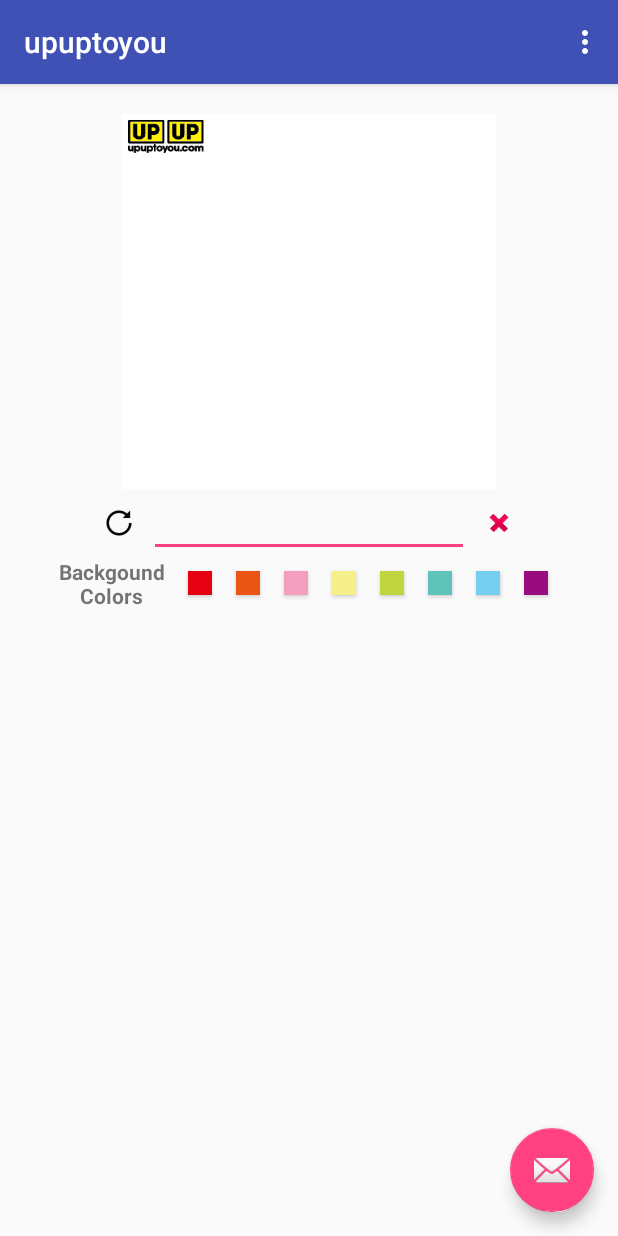
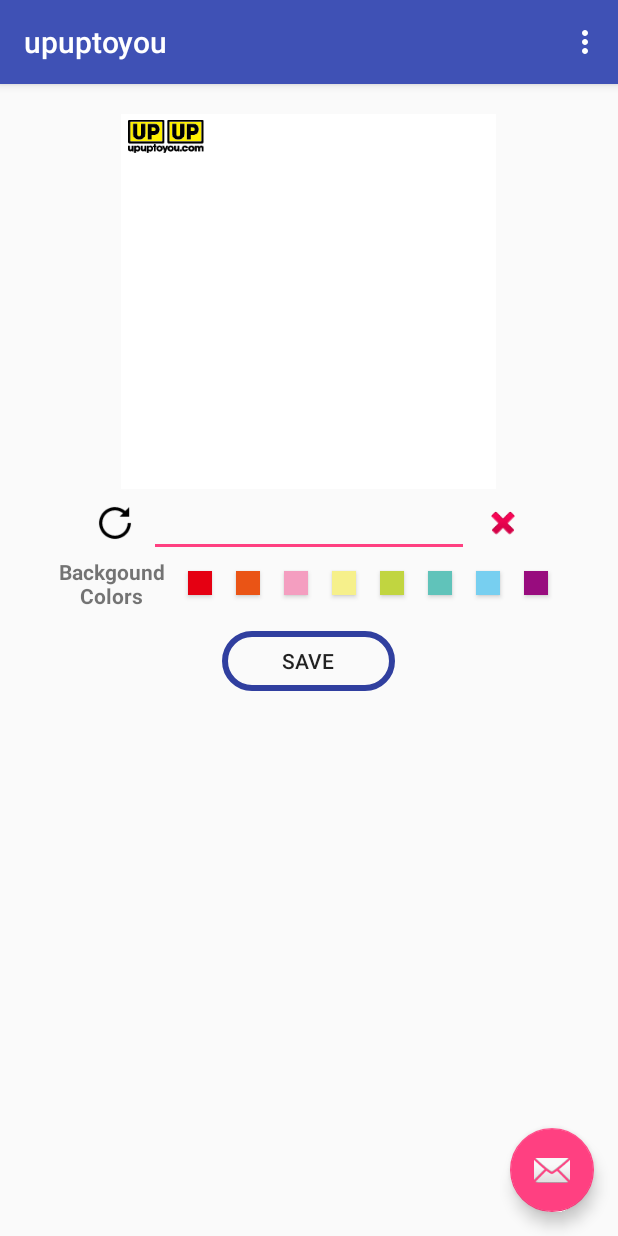
Before and after one commit to x1155665/2U2U, an Android app: the screen it shows after launch (MainActivity), on a phone screen of 412 x 824 dp. Run offline under Robolectric (Android 15) with nearby library versions, the phone set to English and light mode, and no system bars; Roboto replaces fonts that are not available here; 1 statement that could not run was skipped.

Commit message:
add save button

```diff
--- a/app/src/main/java/com/zir/upuptoyou/MainActivity.java
+++ b/app/src/main/java/com/zir/upuptoyou/MainActivity.java
@@ -33,8 +33,10 @@ public class MainActivity extends AppCompatActivity {
     protected Button color6_btn;
     protected Button color7_btn;
     protected Button color8_btn;
+    protected Button save_btn;
 
     final int WRITE_EXTERNAL_STORAGE_REQUEST = 1;
+
     @Override
     protected void onCreate(Bundle savedInstanceState) {
         super.onCreate(savedInstanceState);
@@ -52,7 +54,7 @@ public class MainActivity extends AppCompatActivity {
         color6_btn = (Button) findViewById(R.id.color6_btn);
         color7_btn = (Button) findViewById(R.id.color7_btn);
         color8_btn = (Button) findViewById(R.id.color8_btn);
-
+        save_btn = (Button) findViewById(R.id.save_btn);
 
         setSupportActionBar(toolbar);
 
@@ -66,16 +68,18 @@ public class MainActivity extends AppCompatActivity {
 /*                Snackbar.make(view, "Replace with your own action", Snackbar.LENGTH_LONG)
                         .setAction("Action", null).show();*/
 
-                save();
+
             }
         });
 
         editText.addTextChangedListener(new TextWatcher() {
             @Override
-            public void beforeTextChanged(CharSequence charSequence, int i, int i1, int i2) {}
+            public void beforeTextChanged(CharSequence charSequence, int i, int i1, int i2) {
+            }
 
             @Override
-            public void onTextChanged(CharSequence charSequence, int i, int i1, int i2) {}
+            public void onTextChanged(CharSequence charSequence, int i, int i1, int i2) {
+            }
 
             @Override
             public void afterTextChanged(Editable editable) {
@@ -94,6 +98,13 @@ public class MainActivity extends AppCompatActivity {
             @Override
             public void onClick(View view) {
                 drawView.refresh();
+            }
+        });
+
+        save_btn.setOnClickListener(new View.OnClickListener() {
+            @Override
+            public void onClick(View view) {
+                save();
             }
         });
 
@@ -170,12 +181,12 @@ public class MainActivity extends AppCompatActivity {
         return super.onOptionsItemSelected(item);
     }
 
-    public void save(){
+    public void save() {
         //Permission
         int permissionCheck = ContextCompat.checkSelfPermission(this, Manifest.permission.WRITE_EXTERNAL_STORAGE);
-        if(permissionCheck!= PackageManager.PERMISSION_GRANTED){
-            ActivityCompat.requestPermissions(this , new String[]{Manifest.permission.WRITE_EXTERNAL_STORAGE}, WRITE_EXTERNAL_STORAGE_REQUEST);
-        }else
+        if (permissionCheck != PackageManager.PERMISSION_GRANTED) {
+            ActivityCompat.requestPermissions(this, new String[]{Manifest.permission.WRITE_EXTERNAL_STORAGE}, WRITE_EXTERNAL_STORAGE_REQUEST);
+        } else
             drawView.save();
     }
 
--- /dev/null
+++ b/app/src/main/res/drawable/save_btn.xml
@@ -0,0 +1,18 @@
+<?xml version="1.0" encoding="utf-8"?>
+<shape xmlns:android="http://schemas.android.com/apk/res/android"
+    android:shape="rectangle">
+    <!-- solid指定形状的填充色，只有android:color一个属性 -->
+    <solid />
+    <!-- padding设置内容区域离边界的间距 -->
+<!--    <padding
+        android:bottom="0dp"
+        android:left="20dp"
+        android:right="20dp"
+        android:top="0dp" />-->
+    <!-- corners设置圆角，只适用于rectangle -->
+    <corners android:radius="200dp" />
+    <!-- stroke设置描边 -->
+    <stroke
+        android:width="4dp"
+        android:color="@color/colorPrimaryDark" />
+</shape>
--- a/app/src/main/res/layout/content_main.xml
+++ b/app/src/main/res/layout/content_main.xml
@@ -6,11 +6,11 @@
     android:layout_height="match_parent"
     android:background="?android:attr/detailsElementBackground"
     android:baselineAligned="false"
+    android:orientation="vertical"
     android:weightSum="1"
     app:layout_behavior="@string/appbar_scrolling_view_behavior"
     tools:context="com.zir.upuptoyou.MainActivity"
-    tools:showIn="@layout/activity_main"
-    android:orientation="vertical">
+    tools:showIn="@layout/activity_main">
 
     <com.zir.upuptoyou.DrawView
         android:id="@+id/drawView"
@@ -23,13 +23,13 @@
     <LinearLayout
         android:layout_width="wrap_content"
         android:layout_height="wrap_content"
-        android:orientation="horizontal"
-        android:layout_gravity="center">
+        android:layout_gravity="center"
+        android:orientation="horizontal">
 
         <Button
             android:id="@+id/reload_btn"
-            android:layout_width="20dp"
-            android:layout_height="20dp"
+            android:layout_width="25dp"
+            android:layout_height="25dp"
             android:layout_gravity="center"
             android:layout_margin="10dp"
             android:background="@drawable/reset"
@@ -46,8 +46,8 @@
 
         <Button
             android:id="@+id/clear_btn"
-            android:layout_width="20dp"
-            android:layout_height="20dp"
+            android:layout_width="25dp"
+            android:layout_height="25dp"
             android:layout_gravity="center"
             android:layout_margin="10dp"
             android:background="@android:drawable/ic_delete"
@@ -65,75 +65,93 @@
             android:id="@+id/textView"
             android:layout_width="wrap_content"
             android:layout_height="wrap_content"
+            android:layout_gravity="center"
+            android:layout_marginEnd="8dp"
             android:layout_marginRight="8dp"
-            android:layout_marginEnd="8dp"
+            android:gravity="center"
             android:text="@string/BackgroundColor"
             android:textAlignment="center"
-            android:gravity="center"
-            android:layout_gravity="center"
             android:textSize="14sp"
-            android:textStyle="bold"/>
+            android:textStyle="bold" />
 
         <Button
             android:id="@+id/color1_btn"
+            android:layout_width="16dp"
+            android:layout_height="16dp"
+            android:layout_gravity="center"
             android:layout_margin="8dp"
-            android:layout_gravity="center"
-            android:gravity="center"
-            android:layout_height="16dp"
-            android:layout_width="16dp"
-            android:background="@color/color1"/>
+            android:background="@color/color1"
+            android:gravity="center" />
+
         <Button
             android:id="@+id/color2_btn"
+            android:layout_width="16dp"
+            android:layout_height="16dp"
+            android:layout_gravity="center"
             android:layout_margin="8dp"
-            android:layout_gravity="center"
-            android:layout_height="16dp"
-            android:layout_width="16dp"
-            android:background="@color/color2"/>
+            android:background="@color/color2" />
+
         <Button
             android:id="@+id/color3_btn"
+            android:layout_width="16dp"
+            android:layout_height="16dp"
+            android:layout_gravity="center"
             android:layout_margin="8dp"
-            android:layout_gravity="center"
-            android:layout_height="16dp"
-            android:layout_width="16dp"
-            android:background="@color/color3"/>
+            android:background="@color/color3" />
+
         <Button
             android:id="@+id/color4_btn"
+            android:layout_width="16dp"
+            android:layout_height="16dp"
+            android:layout_gravity="center"
             android:layout_margin="8dp"
-            android:layout_gravity="center"
-            android:layout_height="16dp"
-            android:layout_width="16dp"
-            android:background="@color/color4"/>
+            android:background="@color/color4" />
+
         <Button
             android:id="@+id/color5_btn"
+            android:layout_width="16dp"
+            android:layout_height="16dp"
+            android:layout_gravity="center"
             android:layout_margin="8dp"
-            android:layout_gravity="center"
-            android:layout_height="16dp"
-            android:layout_width="16dp"
-            android:background="@color/color5"/>
+            android:background="@color/color5" />
+
         <Button
             android:id="@+id/color6_btn"
+            android:layout_width="16dp"
+            android:layout_height="16dp"
+            android:layout_gravity="center"
             android:layout_margin="8dp"
-            android:layout_gravity="center"
-            android:layout_height="16dp"
-            android:layout_width="16dp"
-            android:background="@color/color6"/>
+            android:background="@color/color6" />
+
         <Button
             android:id="@+id/color7_btn"
+            android:layout_width="16dp"
+            android:layout_height="16dp"
+            android:layout_gravity="center"
             android:layout_margin="8dp"
-            android:layout_gravity="center"
-            android:layout_height="16dp"
-            android:layout_width="16dp"
-            android:background="@color/color7"/>
+            android:background="@color/color7" />
+
         <Button
             android:id="@+id/color8_btn"
+            android:layout_width="16dp"
+            android:layout_height="16dp"
+            android:layout_gravity="center"
             android:layout_margin="8dp"
-            android:layout_gravity="center"
-            android:layout_height="16dp"
-            android:layout_width="16dp"
-            android:background="@color/color8"/>
+            android:background="@color/color8" />
 
         <!--TODO: White ?-->
 
     </LinearLayout>
 
+    <Button
+        android:id="@+id/save_btn"
+        android:layout_width="wrap_content"
+        android:layout_height="40dp"
+        android:layout_gravity="center_horizontal"
+        android:layout_margin="14dp"
+        android:background="@drawable/save_btn"
+        android:paddingLeft="40dp"
+        android:paddingRight="40dp"
+        android:text="@string/save" />
+
 </LinearLayout>
--- a/app/src/main/res/values/strings.xml
+++ b/app/src/main/res/values/strings.xml
@@ -4,4 +4,5 @@
     <string name="BackgroundColor">Backgound\nColors</string>
     <string name="AskPermission_Storage">Sorry, I\'m not allowed to save file :(</string>
     <string name="toast_file_saved">File saved to: \n</string>
+    <string name="save">save</string>
 </resources>
```
Also changed, not shown: 1 other file.
